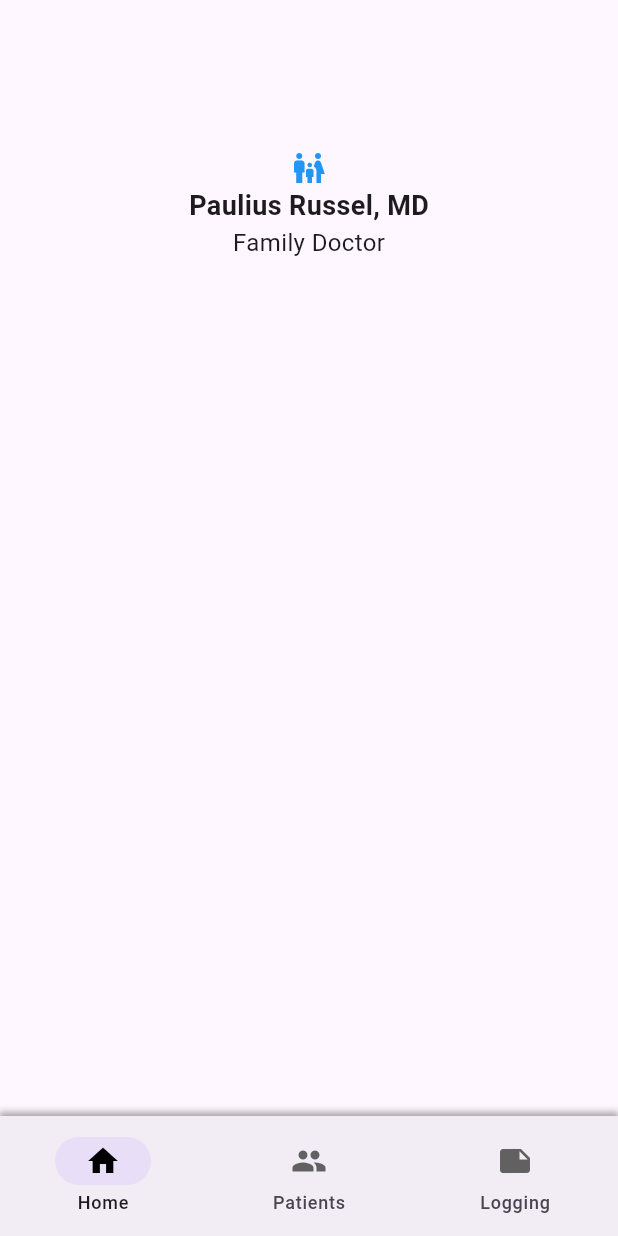
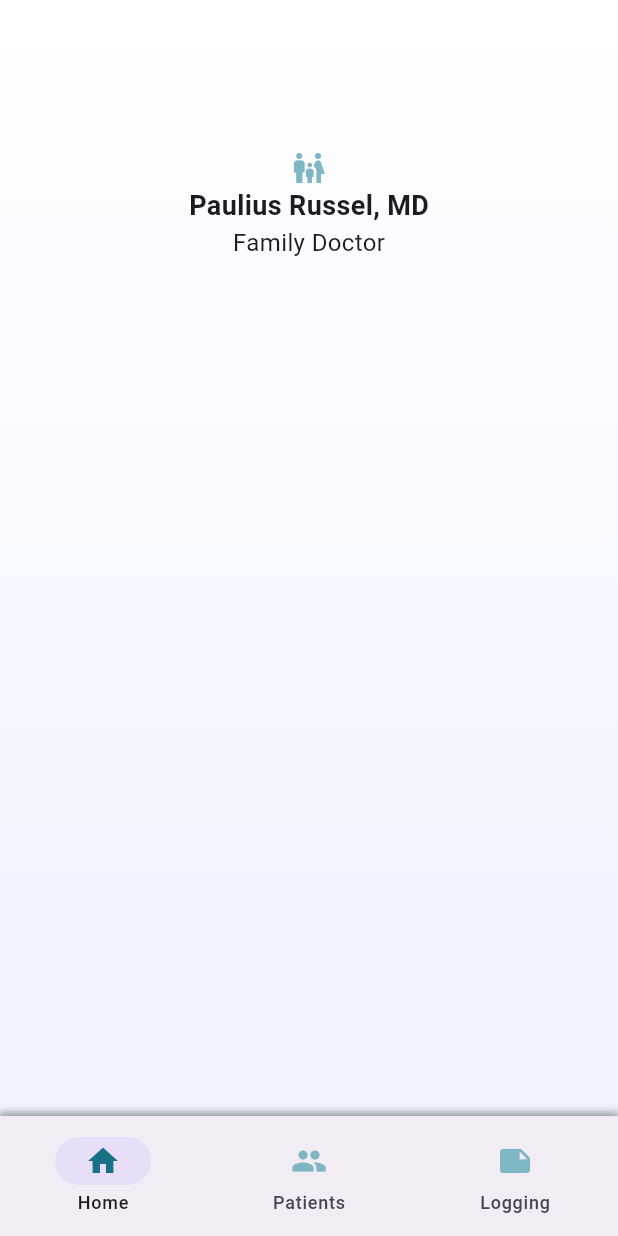
Before and after one commit to Matirix/Project_Gateway, a Flutter app: the screen it shows after launch, after a tap on "LOG IN", on a phone screen of 412 x 824 dp. Run offline on Flutter 3.47's test engine with Material 2 defaults, Android fonts, the phone set to English and light mode, and no system bars.

Commit message:
added the colors and modifed the home page

```diff
--- a/lib/home_page.dart
+++ b/lib/home_page.dart
@@ -1,4 +1,5 @@
 import 'package:flutter/material.dart';
+import 'package:prj_gateway/utils/app_colors.dart';
 
 class HomePage extends StatefulWidget {
   const HomePage({super.key});
@@ -10,28 +11,40 @@ class HomePage extends StatefulWidget {
 class _HomePageState extends State<HomePage> {
   @override
   Widget build(BuildContext context) {
-    return const Scaffold(
+    return Scaffold(
         // appBar: CustomAppBar(),
-        body: Center(
+        body: Container(
+      decoration: const BoxDecoration(
+        gradient: LinearGradient(
+          begin: Alignment.topCenter,
+          end: Alignment.bottomCenter,
+          colors: [
+            Color(0xFFFFFFFF), // Ending color (#FFFFFF)
+            Color(0xFFEEF2FF), // Starting color (#EEF2FF)
+          ],
+          stops: [0.0, 1.0],
+        ),
+      ),
+      child: Center(
         child: Column(
           crossAxisAlignment: CrossAxisAlignment.center,
           children: [
-          SizedBox(
+            const SizedBox(
               height: 100,
             ),
             Icon(
               Icons.family_restroom_outlined,
-            color: Colors.blue,
+              color: AppColors.secondary,
               fill: 0.0,
             ),
-          Text(
+            const Text(
               "Paulius Russel, MD",
               style: TextStyle(
                 fontWeight: FontWeight.bold,
                 fontSize: 18,
               ),
             ),
-          Text(
+            const Text(
               "Family Doctor",
               style: TextStyle(
                 fontSize: 16,
@@ -39,6 +52,7 @@ class _HomePageState extends State<HomePage> {
             )
           ],
         ),
+      ),
     ));
   }
 }
--- a/lib/utils/app_colors.dart
+++ b/lib/utils/app_colors.dart
@@ -3,8 +3,6 @@ import 'package:flutter/material.dart';
 /// This is where we can grab the colors we want to use in our app
 class AppColors extends Color {
   AppColors(super.value);
-  static Color lightGreen = const Color(0xFF87CA80);
-  static Color darkBlue = const Color(0xFF155B94);
-  static Color backgroundWhite = const Color(0xFFF5F5F5);
-  static Color darkGreen = const Color(0xFF2C6E2E);
+  static Color secondary = const Color(0xFF7EB6C3);
+  static Color focus = const Color(0xFF187187);
 }
--- a/lib/utils/persistent_bottom_bar_scaffold.dart
+++ b/lib/utils/persistent_bottom_bar_scaffold.dart
@@ -1,4 +1,5 @@
 import 'package:flutter/material.dart';
+import 'package:prj_gateway/utils/app_colors.dart';
 
 class PersistentBottomBarScaffold extends StatefulWidget {
   /// pass the required items for the tabs and BottomNavigationBar
@@ -90,11 +91,11 @@ class _PersistentBottomBarScaffoldState
                 },
                 destinations: widget.items
                     .map((item) => NavigationDestination(
-                          icon: Icon(item.icon, color: Colors.grey[700]),
+                          icon: Icon(item.icon, color: AppColors.secondary),
                           label: item.title,
                           selectedIcon: Icon(
                             item.icon,
-                            color: Colors.black,
+                            color: AppColors.focus,
                           ),
                         ))
                     .toList(),
```
Lines whose indentation alone changed are shown as unchanged.
